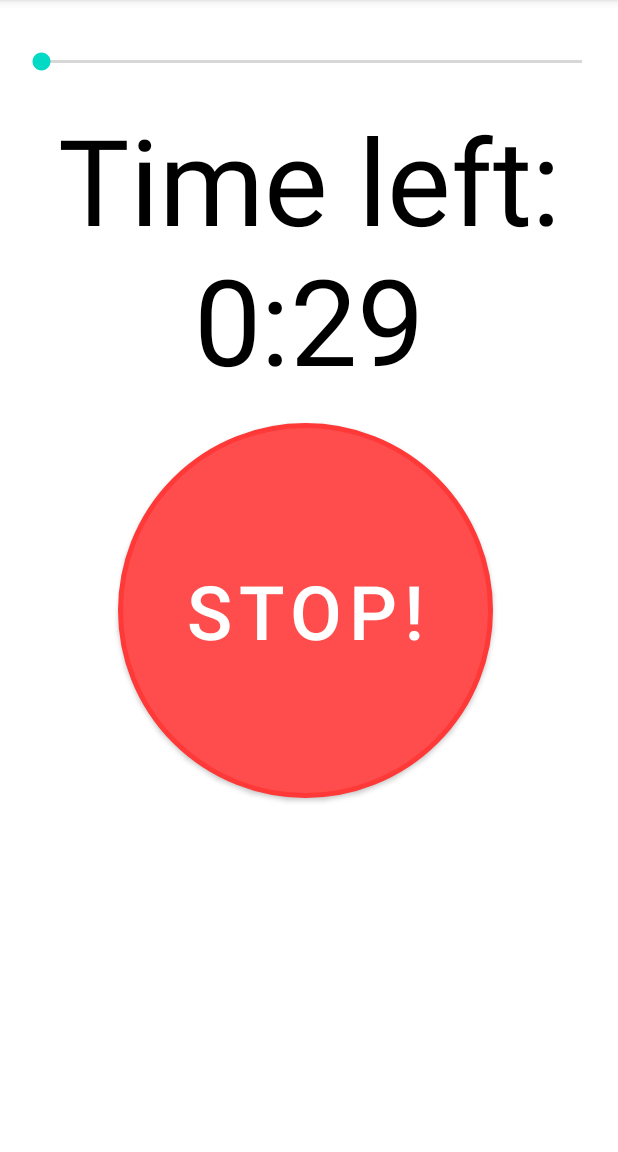
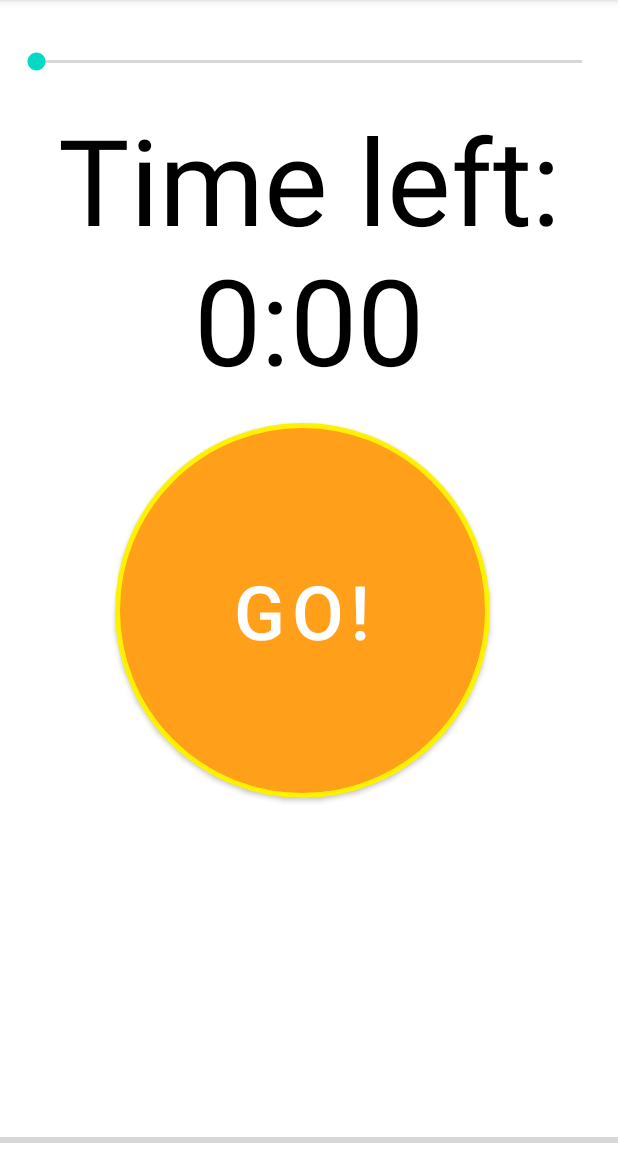
Before and after one commit to Angel2001-programmer/CountDown_Timer_Demo, an Android app: the screen it shows after launch (MainActivity), after a tap on "GO!", on a phone screen of 412 x 824 dp, the part 84-1236 px from its top. Run offline under Robolectric (Android 15) with nearby library versions, the phone set to English and light mode, and no system bars; 1 statement that could not run was skipped.

Commit message:
Initial commit 1

```diff
--- a/app/src/main/java/com/angelprogramming/countdowntimerdemo/MainActivity.java
+++ b/app/src/main/java/com/angelprogramming/countdowntimerdemo/MainActivity.java
@@ -1,16 +1,16 @@
 package com.angelprogramming.countdowntimerdemo;
 
+import androidx.annotation.NonNull;
 import androidx.appcompat.app.AppCompatActivity;
 
 import android.media.MediaPlayer;
 import android.os.Bundle;
 import android.os.CountDownTimer;
-import android.util.Log;
 import android.view.View;
 import android.widget.Button;
 import android.widget.SeekBar;
 import android.widget.TextView;
-import android.widget.Toast;
+
 
 import java.util.concurrent.TimeUnit;
 
@@ -20,9 +20,8 @@ public class MainActivity extends AppCompatActivity {
     Button btnStart;
     MediaPlayer alarm;
     SeekBar customSeekBar;
-    CountDownTimer countDownTimer;
-    Boolean timer = true;
-    int progresschangedvalue = 0;
+    CountDownTimer countDownTimer = null;
+    Boolean timer = false;
 
     @Override
     protected void onCreate(Bundle savedInstanceState) {
@@ -33,80 +32,104 @@ public class MainActivity extends AppCompatActivity {
         alarm = MediaPlayer.create(this, R.raw.alarm);
         customSeekBar = findViewById(R.id.seekBar);
 
-        customSeekBar.setMax(3000);
-        customSeekBar.setProgress(30);
+        customSeekBar.setProgress(0);
+        customSeekBar.setMax(300);
         customSeekBar.setOnSeekBarChangeListener(new SeekBar.OnSeekBarChangeListener() {
+
             @Override
-            public void onProgressChanged(SeekBar seekBar, int progress, boolean fromUser) {
-                updateTimer(progress);
+            public void onProgressChanged(final SeekBar seekBar, final int progress, boolean fromUser) {
+                update(progress);
+                if (!fromUser)
+                    return;
 
             }
 
             @Override
             public void onStartTrackingTouch(SeekBar seekBar) {
+                if (countDownTimer != null) {
+                    countDownTimer.cancel();
+                }
             }
 
             @Override
             public void onStopTrackingTouch(SeekBar seekBar) {
+                if (countDownTimer != null) {
+                    countDownTimer.cancel();
+                }
             }
         });
 
         btnStart.setOnClickListener(new View.OnClickListener() {
             @Override
             public void onClick(View v) {
-                if (timer == true) {
-                    startTimer();
+                if (timer == false) {
+                    startClock();
 
-                    countDownTimer = new CountDownTimer(customSeekBar.getProgress() * 1000 + 100, 1000) {
+                    countDownTimer = new CountDownTimer(customSeekBar.getProgress() * 1000, 1000) {
                         @Override
                         public void onTick(long millisUntilFinished) {
-                            updateTimer((int) millisUntilFinished / 1000);
-                            Log.i("Countdown", Long.toString(millisUntilFinished / 1000));
+                            update((int) millisUntilFinished / 1000);
                         }
 
                         @Override
                         public void onFinish() {
-                            onComplete();
+                            reset();
+                            if (alarm != null) {
+                                alarm.start();
+                            }
                         }
                     }.start();
                 } else {
-                    onComplete();
+                    reset();
                 }
             }
         });
     }
 
-    public void startTimer() {
-        timer = false;
+    public void startClock() {
+        timer = true;
+        tvTimer.setText("Time left: " + "0:00");
         btnStart.setText("Stop!");
         btnStart.setBackgroundResource(R.drawable.button_design_overlay);
+
     }
 
-    public void onComplete() {
-        tvTimer.setText("Time left:\n" + "0:30");
-        btnStart.setText("Start");
+    public void reset() {
+        timer = false;
+        tvTimer.setText("Time left: " + "0:00");
+        countDownTimer.cancel();
+        btnStart.setText("Go!");
         btnStart.setBackgroundResource(R.drawable.button_design);
-        timer = true;
-        customSeekBar.setProgress(30);
+        customSeekBar.setProgress(0);
         alarm.start();
-        countDownTimer.cancel();
-        Toast.makeText(this, "Completed", Toast.LENGTH_SHORT).show();
     }
 
-    public void updateTimer(int secondLeft) {
-        int minutes = secondLeft / 60;
-        int seconds = secondLeft - minutes * 60;
-        String secondStr = Integer.toString(seconds);
+    public void update(int progress) {
+        int minutes = progress / 60;
+        int seconds = progress % 60;
+        String secondsFinal = "";
+        if (seconds <= 9) {
+            secondsFinal = "0" + seconds;
+        } else {
+            secondsFinal = "" + seconds;
+        }
+        customSeekBar.setProgress(progress);
+        tvTimer.setText("Time left: " + minutes + ":" + secondsFinal);
+    }
 
-        if (seconds <= 9) {
-            secondStr = "0" + secondStr;
-        }
+    @Override
+    protected void onSaveInstanceState(@NonNull Bundle outState) {
+        super.onSaveInstanceState(outState);
+        outState.putLong("customSeekBar", customSeekBar.getProgress() * 1000);
+        outState.putBoolean("timer", timer);
+        outState.putString("btnStart", btnStart.toString());
+        outState.putString("tvTimer", tvTimer.toString());
+    }
 
-        if (minutes == 0 && seconds == 0) {
-            countDownTimer.cancel();
-            Toast.makeText(this, "choose a positive number", Toast.LENGTH_LONG).show();
-        }
-        tvTimer.setText("Time left:\n" + Integer.toString(minutes) + ":" + secondStr);
-        //plz give me strength to code
+    @Override
+    protected void onRestoreInstanceState(@NonNull Bundle savedInstanceState) {
+        super.onRestoreInstanceState(savedInstanceState);
+        timer = savedInstanceState.getBoolean("timer");
+
     }
 }
--- a/app/src/main/res/layout/activity_main.xml
+++ b/app/src/main/res/layout/activity_main.xml
@@ -11,7 +11,7 @@
         android:layout_width="wrap_content"
         android:layout_height="wrap_content"
         android:layout_marginTop="16dp"
-        android:text="Time left: 0:30"
+        android:text=""
         android:gravity="center"
         android:textColor="#000000"
         android:textSize="80sp"
@@ -45,4 +45,13 @@
         app:layout_constraintEnd_toEndOf="parent"
         app:layout_constraintStart_toStartOf="parent"
         app:layout_constraintTop_toTopOf="parent" />
+
+    <ProgressBar
+        android:id="@+id/progressBar"
+        style="?android:attr/progressBarStyleHorizontal"
+        android:layout_width="match_parent"
+        android:layout_height="wrap_content"
+        app:layout_constraintBottom_toBottomOf="parent"
+        app:layout_constraintEnd_toEndOf="parent"
+        app:layout_constraintStart_toStartOf="parent" />
 </androidx.constraintlayout.widget.ConstraintLayout>
```
